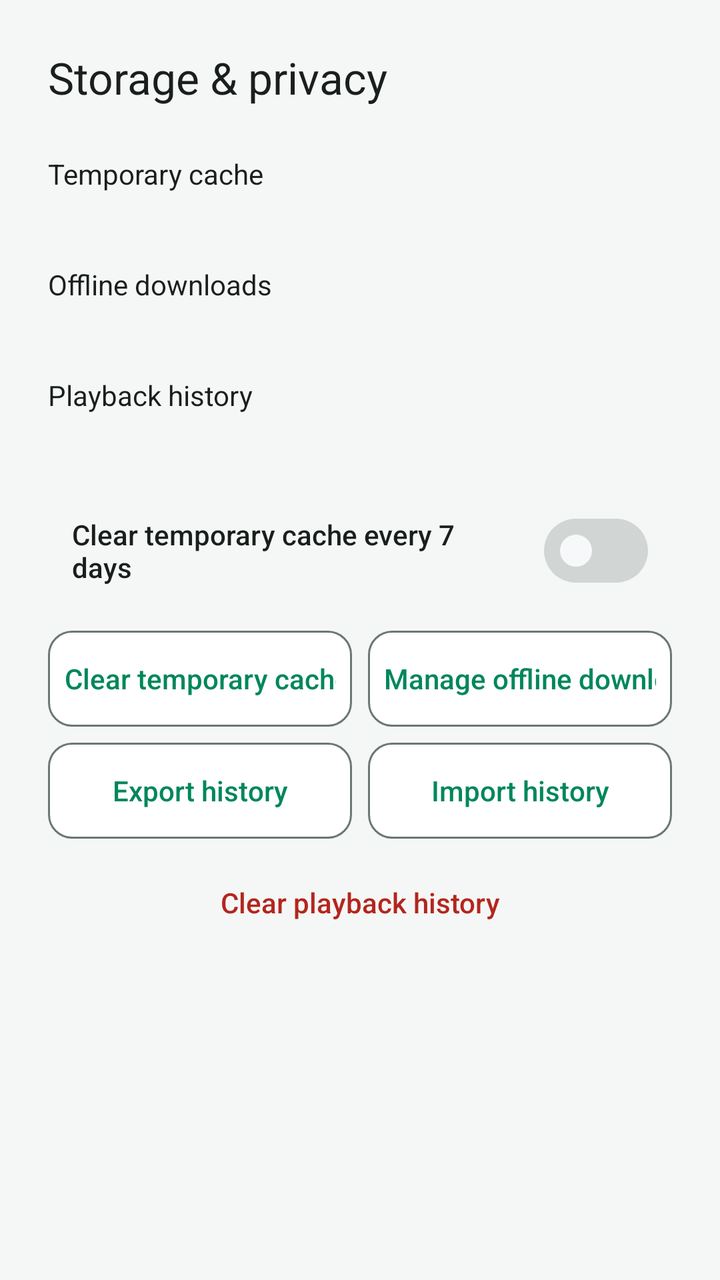
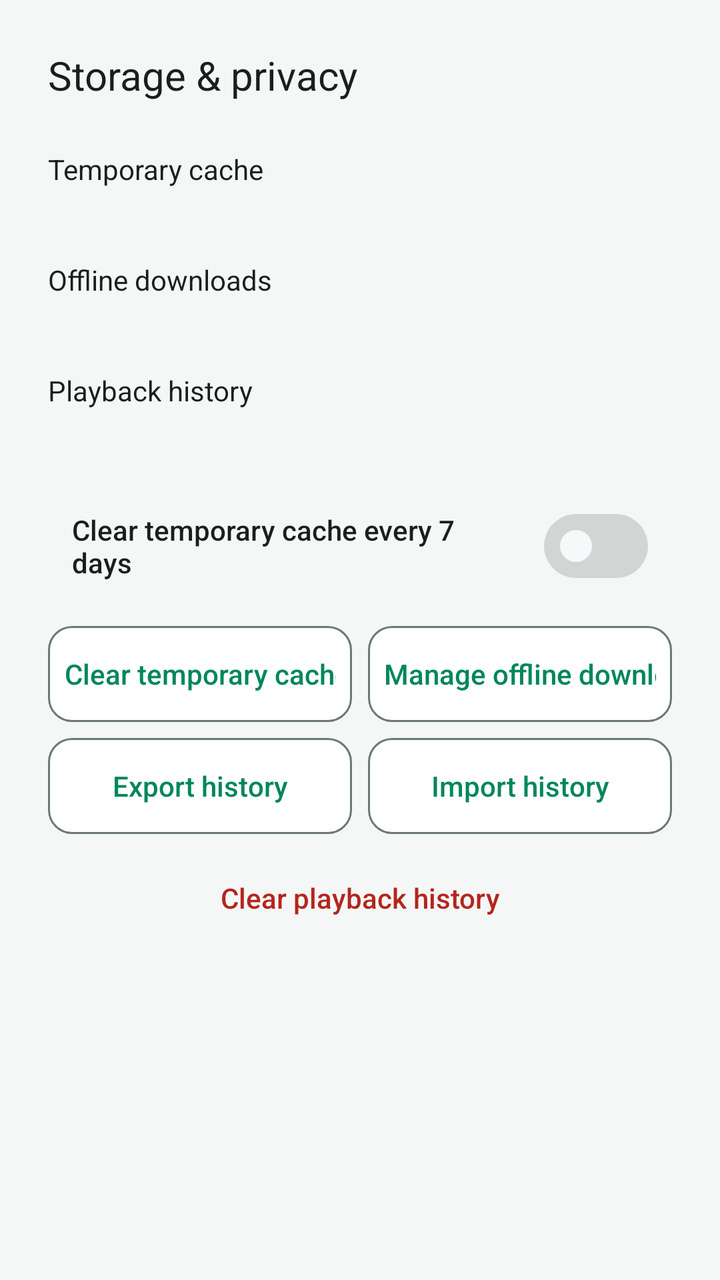

Compare the two renders of this Android layout. The source of the first and the diff that turns it into the second are given below.
<!-- AndroidManifest.xml: application theme Theme.App -->
<!-- res/layout/dialog_storage_privacy.xml -->
<?xml version="1.0" encoding="utf-8"?>
<androidx.appcompat.widget.LinearLayoutCompat xmlns:android="http://schemas.android.com/apk/res/android"
    xmlns:app="http://schemas.android.com/apk/res-auto"
    android:layout_width="match_parent"
    android:layout_height="wrap_content"
    android:orientation="vertical"
    android:padding="@dimen/ibox_space_5">

    <com.google.android.material.textview.MaterialTextView
        android:layout_width="match_parent"
        android:layout_height="wrap_content"
        android:text="@string/storage_privacy_title"
        android:textAppearance="@style/TextAppearance.IBox.Toolbar" />

    <com.google.android.material.textview.MaterialTextView
        android:layout_width="match_parent"
        android:layout_height="wrap_content"
        android:layout_marginTop="@dimen/ibox_space_5"
        android:text="@string/storage_temporary_cache"
        android:textAppearance="@style/TextAppearance.IBox.Body" />

    <com.google.android.material.textview.MaterialTextView
        android:id="@+id/cacheSize"
        android:layout_width="match_parent"
        android:layout_height="wrap_content"
        android:layout_marginTop="@dimen/ibox_space_1"
        android:textAppearance="@style/TextAppearance.IBox.Supporting" />

    <com.google.android.material.textview.MaterialTextView
        android:id="@+id/downloadLabel"
        android:layout_width="match_parent"
        android:layout_height="wrap_content"
        android:layout_marginTop="@dimen/ibox_space_4"
        android:text="@string/storage_offline_downloads"
        android:textAppearance="@style/TextAppearance.IBox.Body" />

    <com.google.android.material.textview.MaterialTextView
        android:id="@+id/downloadSize"
        android:layout_width="match_parent"
        android:layout_height="wrap_content"
        android:layout_marginTop="@dimen/ibox_space_1"
        android:textAppearance="@style/TextAppearance.IBox.Supporting" />

    <com.google.android.material.textview.MaterialTextView
        android:layout_width="match_parent"
        android:layout_height="wrap_content"
        android:layout_marginTop="@dimen/ibox_space_4"
        android:text="@string/storage_playback_history"
        android:textAppearance="@style/TextAppearance.IBox.Body" />

    <com.google.android.material.textview.MaterialTextView
        android:id="@+id/historyCount"
        android:layout_width="match_parent"
        android:layout_height="wrap_content"
        android:layout_marginTop="@dimen/ibox_space_1"
        android:textAppearance="@style/TextAppearance.IBox.Supporting" />

    <com.google.android.material.materialswitch.MaterialSwitch
        android:id="@+id/autoClean"
        style="@style/Widget.IBox.SettingSwitch"
        android:layout_width="match_parent"
        android:layout_height="@dimen/ibox_setting_row_height"
        android:layout_marginTop="@dimen/ibox_space_4"
        android:text="@string/storage_auto_clean" />

    <androidx.appcompat.widget.LinearLayoutCompat
        android:layout_width="match_parent"
        android:layout_height="wrap_content"
        android:layout_marginTop="@dimen/ibox_space_2"
        android:orientation="horizontal">

        <com.google.android.material.button.MaterialButton
            android:id="@+id/clearCache"
            style="@style/Widget.IBox.Button.Outlined"
            android:layout_width="0dp"
            android:layout_height="@dimen/ibox_component_height"
            android:layout_marginEnd="@dimen/ibox_space_2"
            android:layout_weight="1"
            android:maxLines="1"
            android:paddingStart="8dp"
            android:paddingEnd="8dp"
            android:text="@string/storage_clear_cache"
            app:autoSizeMaxTextSize="14sp"
            app:autoSizeMinTextSize="10sp"
            app:autoSizeStepGranularity="1sp"
            app:autoSizeTextType="uniform" />

        <com.google.android.material.button.MaterialButton
            android:id="@+id/manageDownloads"
            style="@style/Widget.IBox.Button.Outlined"
            android:layout_width="0dp"
            android:layout_height="@dimen/ibox_component_height"
            android:layout_weight="1"
            android:maxLines="1"
            android:paddingStart="8dp"
            android:paddingEnd="8dp"
            android:text="@string/storage_manage_downloads"
            app:autoSizeMaxTextSize="14sp"
            app:autoSizeMinTextSize="10sp"
            app:autoSizeStepGranularity="1sp"
            app:autoSizeTextType="uniform" />
    </androidx.appcompat.widget.LinearLayoutCompat>

    <androidx.appcompat.widget.LinearLayoutCompat
        android:layout_width="match_parent"
        android:layout_height="wrap_content"
        android:layout_marginTop="@dimen/ibox_space_2"
        android:orientation="horizontal">

        <com.google.android.material.button.MaterialButton
            android:id="@+id/exportHistory"
            style="@style/Widget.IBox.Button.Outlined"
            android:layout_width="0dp"
            android:layout_height="@dimen/ibox_component_height"
            android:layout_marginEnd="@dimen/ibox_space_2"
            android:layout_weight="1"
            android:maxLines="1"
            android:paddingStart="8dp"
            android:paddingEnd="8dp"
            android:text="@string/storage_export_history"
            app:autoSizeMaxTextSize="14sp"
            app:autoSizeMinTextSize="10sp"
            app:autoSizeStepGranularity="1sp"
            app:autoSizeTextType="uniform" />

        <com.google.android.material.button.MaterialButton
            android:id="@+id/importHistory"
            style="@style/Widget.IBox.Button.Outlined"
            android:layout_width="0dp"
            android:layout_height="@dimen/ibox_component_height"
            android:layout_weight="1"
            android:maxLines="1"
            android:paddingStart="8dp"
            android:paddingEnd="8dp"
            android:text="@string/storage_import_history"
            app:autoSizeMaxTextSize="14sp"
            app:autoSizeMinTextSize="10sp"
            app:autoSizeStepGranularity="1sp"
            app:autoSizeTextType="uniform" />
    </androidx.appcompat.widget.LinearLayoutCompat>

    <com.google.android.material.button.MaterialButton
        android:id="@+id/clearHistory"
        style="@style/Widget.IBox.Button.Danger"
        android:layout_width="match_parent"
        android:layout_height="@dimen/ibox_component_height"
        android:layout_marginTop="@dimen/ibox_space_2"
        android:text="@string/storage_clear_history" />
</androidx.appcompat.widget.LinearLayoutCompat>
<!-- resources referenced by this layout -->
<resources>
  <dimen name="ibox_component_height">48dp</dimen>
  <dimen name="ibox_setting_row_height">64dp</dimen>
  <dimen name="ibox_space_1">4dp</dimen>
  <dimen name="ibox_space_2">8dp</dimen>
  <dimen name="ibox_space_4">16dp</dimen>
  <dimen name="ibox_space_5">24dp</dimen>
  <string name="storage_auto_clean">Clear temporary cache every 7 days</string>
  <string name="storage_clear_cache">Clear temporary cache</string>
  <string name="storage_clear_history">Clear playback history</string>
  <string name="storage_export_history">Export history</string>
  <string name="storage_import_history">Import history</string>
  <string name="storage_manage_downloads">Manage offline downloads</string>
  <string name="storage_offline_downloads">Offline downloads</string>
  <string name="storage_playback_history">Playback history</string>
  <string name="storage_privacy_title">Storage &amp; privacy</string>
  <string name="storage_temporary_cache">Temporary cache</string>
  <style name="TextAppearance.IBox.Toolbar" parent="TextAppearance.IBox.PageTitle">
          <item name="android:letterSpacing">0</item>
      </style>
  <style name="Widget.IBox.Button.Danger" parent="Widget.IBox.Button.Text">
          <item name="android:textColor">@color/ibox_error</item>
          <item name="iconTint">@color/ibox_error</item>
      </style>
  <style name="Widget.IBox.SettingSwitch" parent="Widget.IBox.SettingSwitch.Base" />
  <style name="Theme.App" parent="Theme.Base" />
  <dimen name="ibox_text_body">14sp</dimen>
  <dimen name="ibox_text_supporting">12sp</dimen>
  <color name="ibox_error">#B3261E</color>
  <dimen name="ibox_stroke_thin">1dp</dimen>
  <dimen name="ibox_text_page_title">22sp</dimen>
  <dimen name="ibox_touch_target">48dp</dimen>
  <style name="ShapeAppearance.IBox.Card" parent="ShapeAppearance.Material3.MediumComponent">
          <item name="cornerSize">@dimen/ibox_radius_card</item>
      </style>
  <dimen name="ibox_text_button">14sp</dimen>
  <dimen name="ibox_space_3">12dp</dimen>
  <color name="ibox_text_primary">#1A1F1C</color>
  <dimen name="ibox_radius_card">12dp</dimen>
  <dimen name="ibox_text_item_title">14sp</dimen>
  <color name="ibox_focus">#FFFFFF</color>
  <color name="ibox_on_primary">#FFFFFF</color>
  <color name="ibox_primary">#00875A</color>
  <color name="ibox_primary_container">#D7F2E4</color>
  <color name="ibox_on_primary_container">#00391F</color>
  <color name="ibox_secondary">#4A5B53</color>
  <color name="ibox_surface">#FFFFFF</color>
  <color name="ibox_surface_variant">#EBEFEC</color>
  <color name="ibox_surface_container_low">#F9FAF9</color>
  <color name="ibox_surface_container_high">#E1E7E3</color>
  <color name="ibox_text_secondary">#5A6660</color>
  <color name="ibox_outline">#7A8880</color>
  <color name="ibox_divider">#E1E7E3</color>
  <color name="ibox_error_container">#FFDAD6</color>
  <color name="ibox_on_error_container">#410002</color>
  <style name="Widget.IBox.Button" parent="Widget.IBox.Button.Base" />
  <color name="white_15">#26FFFFFF</color>
  <color name="ibox_surface_container">#F5F7F6</color>
  <style name="ShapeAppearance.IBox.Component" parent="ShapeAppearance.Material3.SmallComponent">
          <item name="cornerSize">@dimen/ibox_radius_small</item>
      </style>
  <style name="ShapeAppearance.IBox.Dialog" parent="ShapeAppearance.Material3.MediumComponent">
          <item name="cornerSize">@dimen/ibox_dialog_radius_mobile</item>
      </style>
  <style name="Widget.IBox.BottomSheet" parent="Widget.Material3.BottomSheet.Modal">
          <item name="android:backgroundTint">@color/ibox_surface</item>
          <item name="shapeAppearance">@style/ShapeAppearance.IBox.BottomSheet</item>
      </style>
  <dimen name="ibox_radius_small">8dp</dimen>
  <dimen name="ibox_dialog_radius_mobile">16dp</dimen>
  <!-- unchanged entries left out for length: 18 -->
</resources>

<!-- the commit's change to res/layout/dialog_storage_privacy.xml (unified diff, before → after) -->
@@ -4,13 +4,13 @@
     android:layout_width="match_parent"
     android:layout_height="wrap_content"
     android:orientation="vertical"
-    android:padding="@dimen/ibox_space_5">
+    android:padding="@dimen/ibox_dialog_content_padding">
 
     <com.google.android.material.textview.MaterialTextView
         android:layout_width="match_parent"
         android:layout_height="wrap_content"
         android:text="@string/storage_privacy_title"
-        android:textAppearance="@style/TextAppearance.IBox.Toolbar" />
+        android:textAppearance="@style/TextAppearance.IBox.DialogTitle" />
 
     <com.google.android.material.textview.MaterialTextView
         android:layout_width="match_parent"
<!-- resource entries referenced after the edit -->
@@ -1,6 +1,7 @@
 <!-- resources referenced by this layout -->
 <resources>
   <dimen name="ibox_component_height">48dp</dimen>
+  <dimen name="ibox_dialog_content_padding">24dp</dimen>
   <dimen name="ibox_setting_row_height">64dp</dimen>
   <dimen name="ibox_space_1">4dp</dimen>
   <dimen name="ibox_space_2">8dp</dimen>
@@ -16,8 +17,9 @@
   <string name="storage_playback_history">Playback history</string>
   <string name="storage_privacy_title">Storage &amp; privacy</string>
   <string name="storage_temporary_cache">Temporary cache</string>
-  <style name="TextAppearance.IBox.Toolbar" parent="TextAppearance.IBox.PageTitle">
+  <style name="TextAppearance.IBox.DialogTitle" parent="TextAppearance.IBox.PageTitle">
           <item name="android:letterSpacing">0</item>
+          <item name="android:textSize">@dimen/ibox_text_dialog_title</item>
       </style>
   <style name="Widget.IBox.Button.Danger" parent="Widget.IBox.Button.Text">
           <item name="android:textColor">@color/ibox_error</item>
@@ -26,6 +28,7 @@
   <style name="Widget.IBox.SettingSwitch" parent="Widget.IBox.SettingSwitch.Base" />
   <style name="Theme.App" parent="Theme.Base" />
   <dimen name="ibox_text_body">14sp</dimen>
+  <dimen name="ibox_text_dialog_title">20sp</dimen>
   <dimen name="ibox_text_supporting">12sp</dimen>
   <color name="ibox_error">#B3261E</color>
   <dimen name="ibox_stroke_thin">1dp</dimen>
